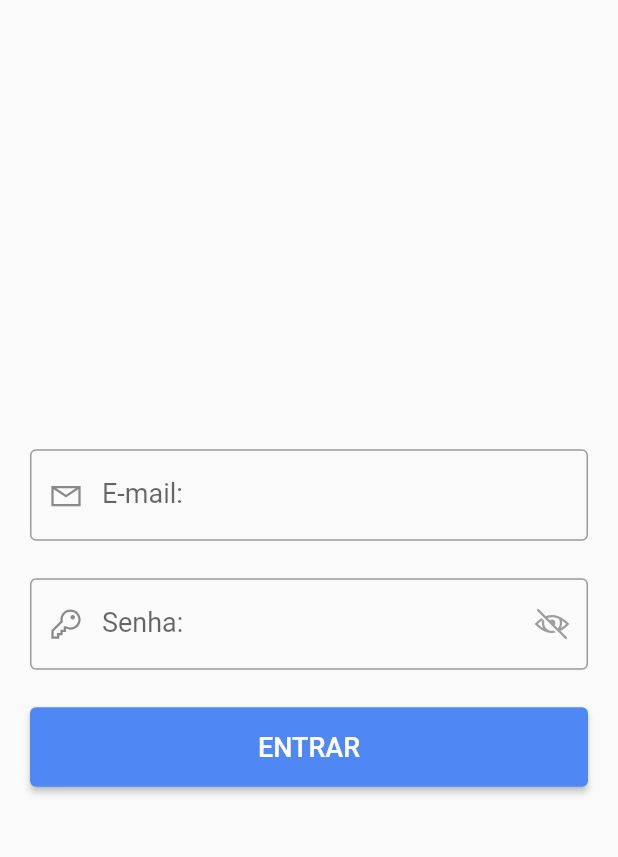
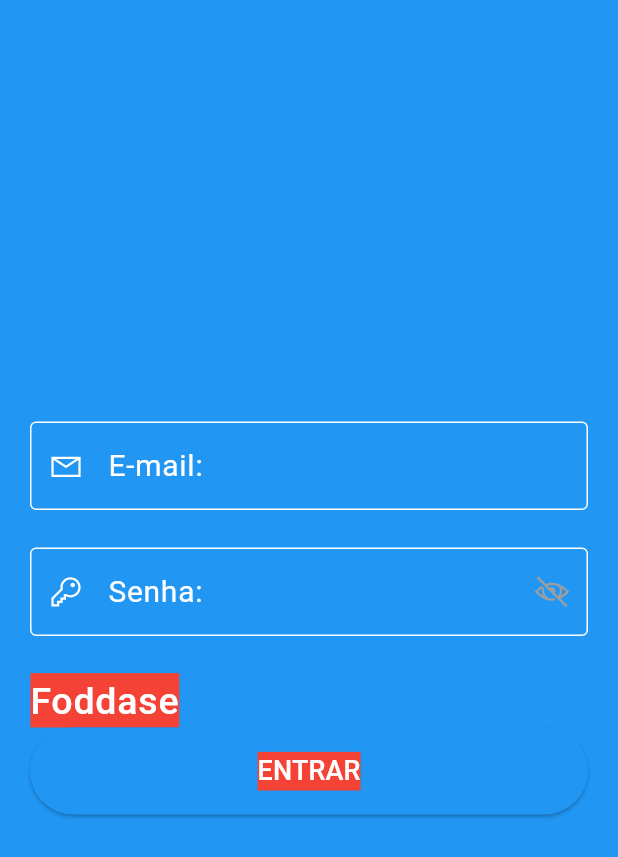
Before and after one commit to MarcioJCarvalho/os_manager, a Flutter app: the screen it shows after launch, on a phone screen of 412 x 824 dp. Shown: the top 857 px of the screen. Run offline on Flutter 3.47's test engine with Material 2 defaults, Android fonts, the phone set to English and light mode, and no system bars; our stand-ins replace animated_splash_screen, line_icons, lottie, sqflite; accounts and stored records are empty.

Commit message:
theme data e passagem de parametros para tela de home

```diff
--- a/lib/config/app.dart
+++ b/lib/config/app.dart
@@ -1,5 +1,6 @@
 import 'package:flutter/material.dart';
 import 'package:flutter/services.dart';
+import 'package:os_manager/utils/app_theme.dart';
 import 'package:os_manager/view/auto_cadastro/auto_cadastro.dart';
 import 'package:os_manager/view/home/home.dart';
 import 'package:os_manager/view/login/login.dart';
@@ -19,7 +20,7 @@ class App extends StatelessWidget {
     return MaterialApp(
       debugShowCheckedModeBanner: false,
       title: 'OS Manager',
-      theme: ThemeData(primarySwatch: blueSwatch),
+      theme: MyAppTheme().themeData,
       routes: {
         '/': (context) => const Splash(),
         'home': (context) => const Home(),
--- a/lib/datebase/sqlite/dao/usuario_dao_impl.dart
+++ b/lib/datebase/sqlite/dao/usuario_dao_impl.dart
@@ -18,11 +18,11 @@ class UsuarioDAOImpl implements UsuarioInterface{
   @override
   Future<UsuarioDTO> auth(String email, String senha) async {
     Database db = await Conexao.criar();
-    var reult = await db.rawQuery("SELECT * FROM usuario WHERE email = '$email' and senha = '$senha'");
-    if (reult.isEmpty) {
+    var result = await db.rawQuery("SELECT * FROM usuario WHERE email = '$email' and senha = '$senha'");
+    if (result.isEmpty) {
       throw Exception('Usuário ou senha incorreto');
     }
-    Map<dynamic, dynamic> usuario = reult.first;
+    Map<dynamic, dynamic> usuario = result.first;
     var usr = UsuarioDTO.toDTO(usuario);
     if(usr != null){
       print(usr.id);
--- a/lib/interface/usuario_interface.dart
+++ b/lib/interface/usuario_interface.dart
@@ -1,6 +1,6 @@
 import 'package:os_manager/dto/usuatio_dto.dart';
 import 'package:os_manager/utils/generic_dao.dart';
 
-abstract class UsuarioInterface extends GenericDAO{
+abstract class UsuarioInterface extends GenericDAO {
   Future<UsuarioDTO> auth(String email, String senha);
 }
--- /dev/null
+++ b/lib/utils/app_theme.dart
@@ -0,0 +1,36 @@
+import 'dart:ui';
+
+import 'package:flutter/material.dart';
+
+class MyAppTheme {
+  bool isDark = false;
+
+  ThemeData get themeData {
+    TextTheme txtTheme = const TextTheme(
+      displayLarge: TextStyle(backgroundColor: Colors.red, fontSize: 500),
+      displayMedium: TextStyle(backgroundColor: Colors.red, fontSize: 500),
+      titleMedium: TextStyle(backgroundColor: Colors.red, fontSize: 500),
+      bodyLarge: TextStyle(fontSize: 20),
+      bodyMedium: TextStyle(backgroundColor: Colors.red, fontSize: 500),
+      bodySmall: TextStyle(backgroundColor: Colors.red, fontSize: 500),
+      labelLarge: TextStyle(color: Colors.white, fontSize: 50, backgroundColor: Colors.red),
+      labelMedium: TextStyle(color: Colors.white, fontSize: 40, backgroundColor: Colors.red),
+      labelSmall: TextStyle(color: Colors.white, fontSize: 25, backgroundColor: Colors.red),
+    );
+    ColorScheme colorScheme = ColorScheme(
+        brightness: isDark == true ? Brightness.dark : Brightness.light,
+        primary: isDark == true ? Colors.black : Colors.white,
+        secondary: isDark == true ? Colors.black : Colors.red,
+        background: isDark == true ? Colors.black : Colors.blue,
+        surface: isDark == true ? Colors.black : Colors.blue,
+        onBackground: isDark == true ? Colors.black : Colors.white,
+        onSurface: isDark == true ? Colors.black : Colors.white,
+        onError: Colors.white,
+        onPrimary: Colors.white,
+        onSecondary: Colors.white,
+        error: Colors.red.shade400);
+
+    return ThemeData.from(textTheme: txtTheme, colorScheme: colorScheme, useMaterial3: true);
+
+  }
+}
--- a/lib/utils/generic_dao.dart
+++ b/lib/utils/generic_dao.dart
@@ -1,4 +1,4 @@
-abstract class GenericDAO<T, ID>{
+abstract class GenericDAO<T, ID> {
   Future<T> buscarPorID(ID id);
   Future<List<T>> buscarTodos();
   Future<bool> excluir(ID id);
```
Also changed, not shown: lib/datebase/sqlite/dao/os_dao_impl.dart (+4 -4 lines), lib/view/home/home.dart (+8 -3 lines), lib/view/login/login.dart (+5 -3 lines), pubspec.lock.
